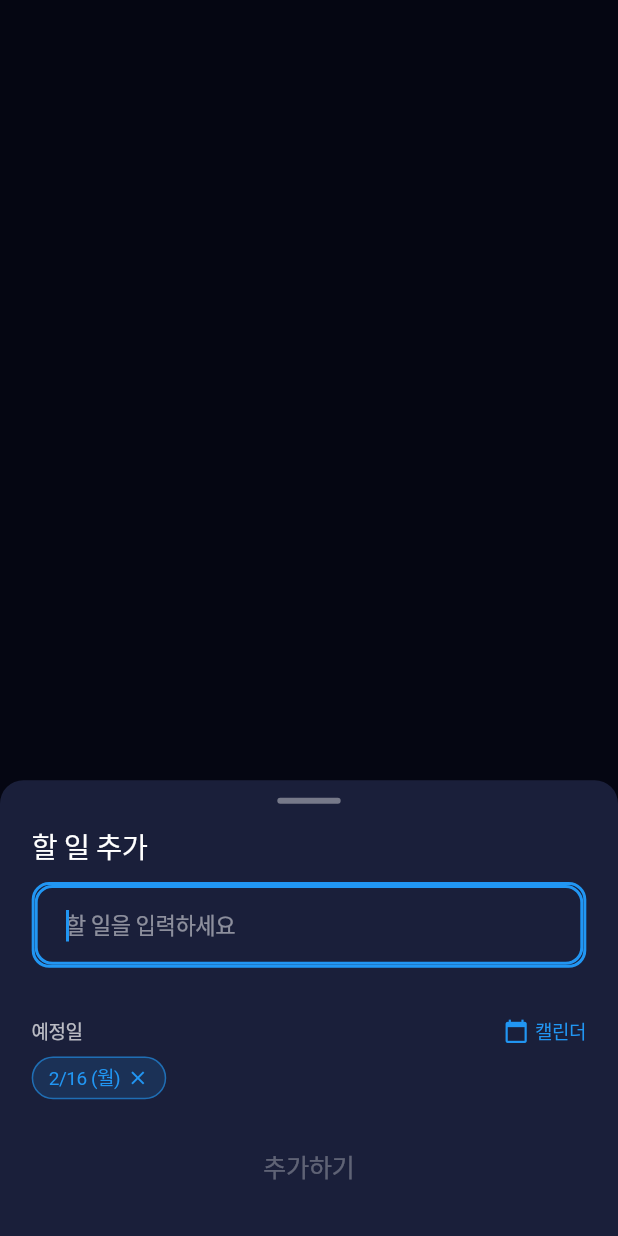
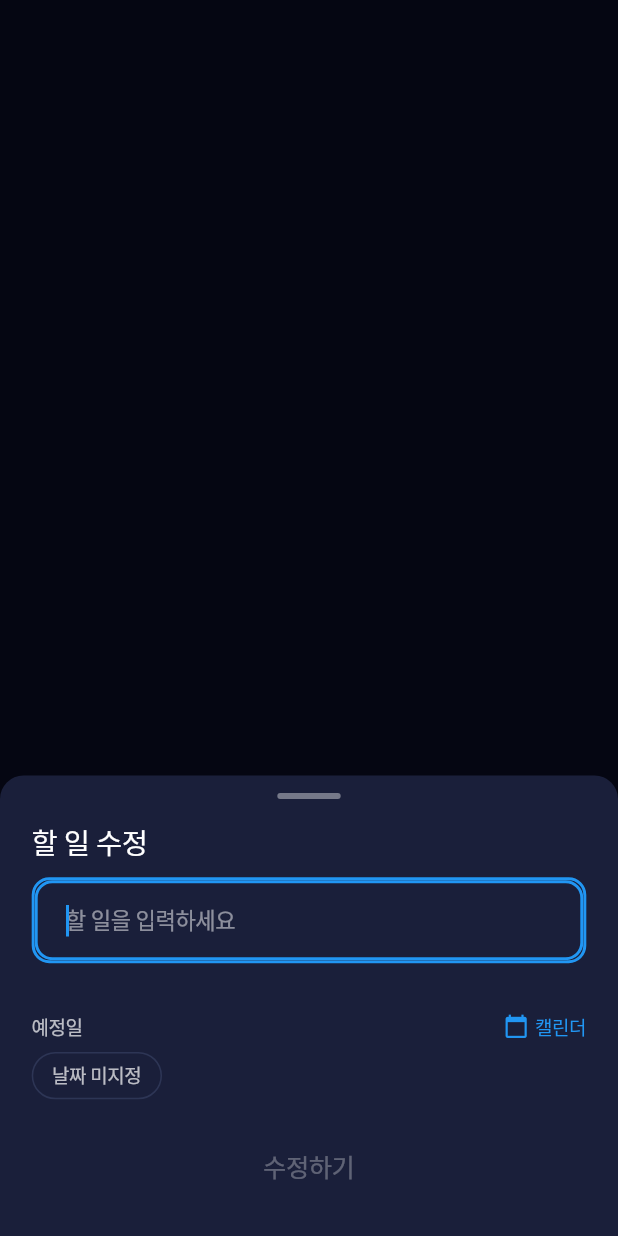
Before and after one commit to SpaceStudyShip/SpaceStudyShip-FE, a Flutter app: what showTodoAddBottomSheet() shows on an empty page, opened directly with empty values, on a phone screen of 412 x 824 dp. Run offline on Flutter 3.47's test engine with Material 3 defaults, Android fonts, the light colour scheme and no system bars; our stand-ins replace device_info_plus, dio, firebase_analytics, firebase_auth, firebase_core, firebase_crashlytics and 17 more; accounts and stored records are empty; generated files the repository leaves out were written again; Roboto replaces fonts that are missing (Pretendard-Medium, Pretendard-SemiBold).

Commit message:
feat: 할일 수정 기능 추가 (제목, 카테고리, 날짜 편집)

```diff
--- a/lib/features/todo/presentation/widgets/todo_add_bottom_sheet.dart
+++ b/lib/features/todo/presentation/widgets/todo_add_bottom_sheet.dart
@@ -9,6 +9,7 @@ import '../../../../core/constants/spacing_and_radius.dart';
 import '../../../../core/constants/text_styles.dart';
 import '../../../../core/widgets/buttons/app_button.dart';
 import '../../../../core/widgets/inputs/app_text_field.dart';
+import '../../domain/entities/todo_entity.dart';
 import '../providers/todo_provider.dart';
 
 class TodoAddBottomSheet extends ConsumerStatefulWidget {
@@ -16,10 +17,12 @@ class TodoAddBottomSheet extends ConsumerStatefulWidget {
     super.key,
     this.initialCategoryId,
     this.initialScheduledDates,
+    this.initialTodo,
   });
 
   final String? initialCategoryId;
   final List<DateTime>? initialScheduledDates;
+  final TodoEntity? initialTodo;
 
   @override
   ConsumerState<TodoAddBottomSheet> createState() => _TodoAddBottomSheetState();
@@ -32,9 +35,24 @@ class _TodoAddBottomSheetState extends ConsumerState<TodoAddBottomSheet> {
   bool _showCalendar = false;
   DateTime _calendarFocusedDay = DateTime.now();
 
+  bool get _isEditMode => widget.initialTodo != null;
+
   @override
   void initState() {
     super.initState();
+    final todo = widget.initialTodo;
+    if (todo != null) {
+      // 수정 모드: 기존 값으로 초기화
+      _titleController.text = todo.title;
+      _selectedCategoryId = todo.categoryId;
+      _selectedScheduledDates = todo.scheduledDates
+          .map((d) => DateTime(d.year, d.month, d.day))
+          .toList();
+      if (_selectedScheduledDates.isNotEmpty) {
+        _calendarFocusedDay = _selectedScheduledDates.first;
+      }
+    } else {
+      // 생성 모드: 기존 로직
       _selectedCategoryId = widget.initialCategoryId;
       if (widget.initialScheduledDates != null &&
           widget.initialScheduledDates!.isNotEmpty) {
@@ -42,9 +60,9 @@ class _TodoAddBottomSheetState extends ConsumerState<TodoAddBottomSheet> {
             .map((d) => DateTime(d.year, d.month, d.day))
             .toList();
       } else {
-      // 기본: 오늘 선택
         final now = DateTime.now();
         _selectedScheduledDates = [DateTime(now.year, now.month, now.day)];
+      }
     }
   }
 
@@ -61,6 +79,7 @@ class _TodoAddBottomSheetState extends ConsumerState<TodoAddBottomSheet> {
       'title': title,
       'categoryId': _selectedCategoryId,
       'scheduledDates': _selectedScheduledDates,
+      if (widget.initialTodo != null) 'id': widget.initialTodo!.id,
     });
   }
 
@@ -120,7 +139,7 @@ class _TodoAddBottomSheetState extends ConsumerState<TodoAddBottomSheet> {
                 child: Align(
                   alignment: Alignment.centerLeft,
                   child: Text(
-                    '할 일 추가',
+                    _isEditMode ? '할 일 수정' : '할 일 추가',
                     style: AppTextStyles.subHeading_18.copyWith(
                       color: Colors.white,
                     ),
@@ -285,7 +304,7 @@ class _TodoAddBottomSheetState extends ConsumerState<TodoAddBottomSheet> {
                 child: ListenableBuilder(
                   listenable: _titleController,
                   builder: (context, _) => AppButton(
-                    text: '추가하기',
+                    text: _isEditMode ? '수정하기' : '추가하기',
                     onPressed: _titleController.text.trim().isEmpty
                         ? null
                         : _submit,
@@ -455,6 +474,7 @@ Future<Map<String, dynamic>?> showTodoAddBottomSheet({
   required BuildContext context,
   String? initialCategoryId,
   List<DateTime>? initialScheduledDates,
+  TodoEntity? initialTodo,
 }) {
   return showModalBottomSheet<Map<String, dynamic>>(
     context: context,
@@ -466,6 +486,7 @@ Future<Map<String, dynamic>?> showTodoAddBottomSheet({
     builder: (context) => TodoAddBottomSheet(
       initialCategoryId: initialCategoryId,
       initialScheduledDates: initialScheduledDates,
+      initialTodo: initialTodo,
     ),
   );
 }
```
Also changed, not shown: lib/core/widgets/space/todo_item.dart (+14 -3 lines), lib/features/todo/presentation/widgets/dismissible_todo_item.dart (+19 -1 lines), 1 other file. Lines whose indentation alone changed are shown as unchanged.
